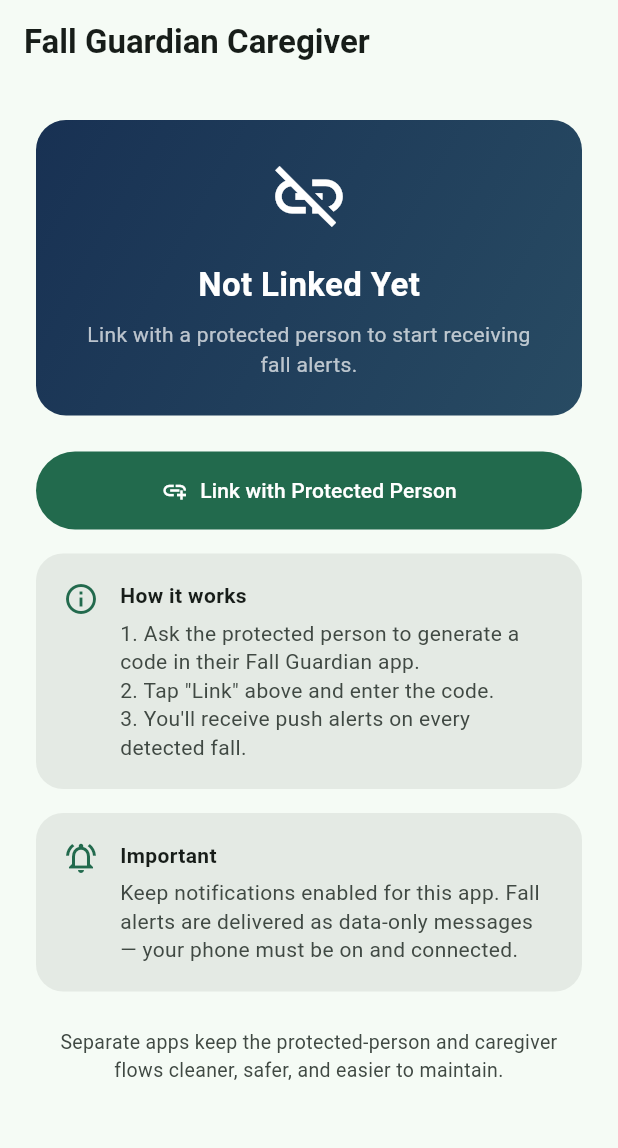
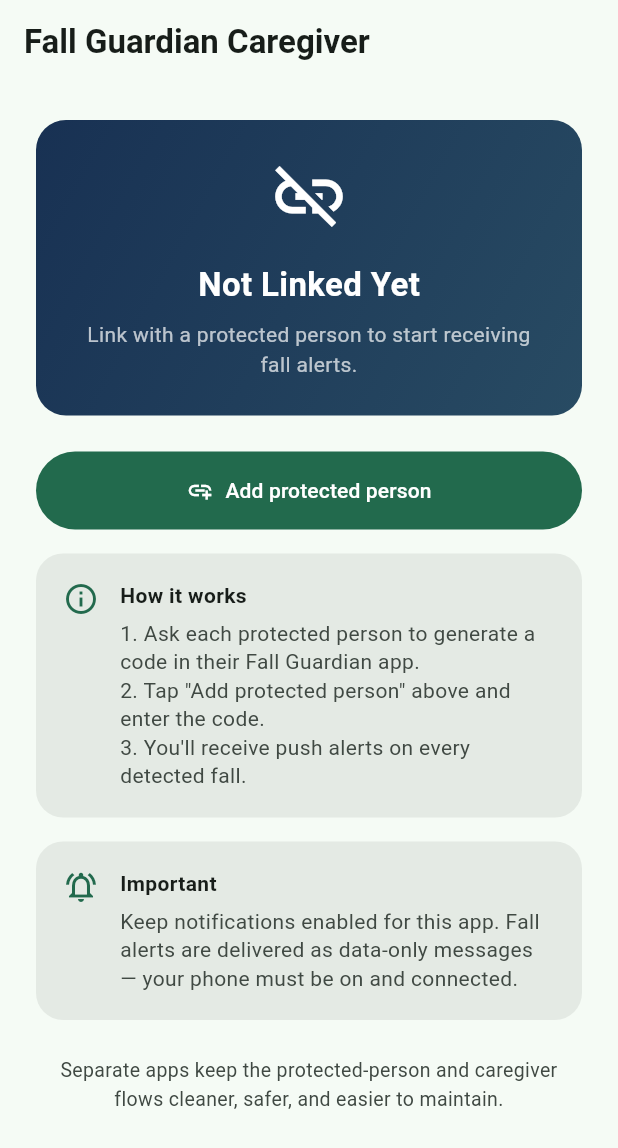
Before and after one commit to thlaure/Fall-Guardian, a Flutter app: the screen it shows after launch, on a phone screen of 412 x 824 dp. Shown: the top 1148 px of the screen. Run offline on Flutter 3.47's test engine with Material 3 defaults, Android fonts, the phone set to English and light mode, and no system bars; our stand-ins replace firebase_core, firebase_messaging, flutter_secure_storage, shared_preferences; accounts and stored records are empty.

Commit message:
Improve caregiver alert delivery (#14)
Co-authored-by: Thomas Laure <thomas.laure@enovacom.com>

```diff
--- a/lib/l10n/app_localizations.dart
+++ b/lib/l10n/app_localizations.dart
@@ -27,6 +27,7 @@ abstract class AppLocalizations {
   String get statusUnlinkedBody;
   String get linkedSnackbar;
   String get linkButton;
+  String get relinkButton;
   String get statusCardTitle;
   String get howItWorksTitle;
   String get statusCardBody;
--- a/lib/l10n/app_localizations_en.dart
+++ b/lib/l10n/app_localizations_en.dart
@@ -12,7 +12,7 @@ class AppLocalizationsEn extends AppLocalizations {
   String get statusUnlinkedTitle => 'Not Linked Yet';
   @override
   String get statusLinkedBody =>
-      'You will receive push alerts if a fall is detected on the protected person\'s device.';
+      'You will receive push alerts if a fall is detected on a linked protected person\'s device.';
   @override
   String get statusUnlinkedBody =>
       'Link with a protected person to start receiving fall alerts.';
@@ -20,7 +20,9 @@ class AppLocalizationsEn extends AppLocalizations {
   String get linkedSnackbar =>
       'Linked successfully! You will now receive fall alerts.';
   @override
-  String get linkButton => 'Link with Protected Person';
+  String get linkButton => 'Add protected person';
+  @override
+  String get relinkButton => 'Add another protected person';
   @override
   String get statusCardTitle => 'Status';
   @override
@@ -30,8 +32,8 @@ class AppLocalizationsEn extends AppLocalizations {
       'Push notifications are active. Keep this app installed.';
   @override
   String get howItWorksBody =>
-      '1. Ask the protected person to generate a code in their Fall Guardian app.\n'
-      '2. Tap "Link" above and enter the code.\n'
+      '1. Ask each protected person to generate a code in their Fall Guardian app.\n'
+      '2. Tap "Add protected person" above and enter the code.\n'
       '3. You\'ll receive push alerts on every detected fall.';
   @override
   String get importantTitle => 'Important';
@@ -58,12 +60,12 @@ class AppLocalizationsEn extends AppLocalizations {
 
   // ── Link ──────────────────────────────────────────────────────────────────
   @override
-  String get linkScreenTitle => 'Link with Protected Person';
+  String get linkScreenTitle => 'Add Protected Person';
   @override
   String get enterInviteCodeTitle => 'Enter Invite Code';
   @override
   String get inviteCodeInstructions =>
-      'Ask the protected person to generate a code in their Fall Guardian app.';
+      'Ask the protected person to generate a code in their Fall Guardian app. You can repeat this for multiple people.';
   @override
   String get codeFieldLabel => '32-character invite code';
   @override
@@ -75,5 +77,5 @@ class AppLocalizationsEn extends AppLocalizations {
   @override
   String get connectionError => 'Connection error. Check the backend.';
   @override
-  String get linkAsCaregiverButton => 'Link as Caregiver';
+  String get linkAsCaregiverButton => 'Add as Caregiver';
 }
--- a/lib/l10n/app_localizations_fr.dart
+++ b/lib/l10n/app_localizations_fr.dart
@@ -12,7 +12,7 @@ class AppLocalizationsFr extends AppLocalizations {
   String get statusUnlinkedTitle => 'Non lié';
   @override
   String get statusLinkedBody =>
-      'Vous recevrez des alertes si une chute est détectée sur l\'appareil de la personne protégée.';
+      'Vous recevrez des alertes si une chute est détectée sur l\'appareil d\'une personne protégée liée.';
   @override
   String get statusUnlinkedBody =>
       'Liez-vous à une personne protégée pour commencer à recevoir les alertes de chute.';
@@ -20,7 +20,9 @@ class AppLocalizationsFr extends AppLocalizations {
   String get linkedSnackbar =>
       'Lien établi ! Vous recevrez désormais les alertes de chute.';
   @override
-  String get linkButton => 'Se lier à une personne protégée';
+  String get linkButton => 'Ajouter une personne protégée';
+  @override
+  String get relinkButton => 'Ajouter une autre personne protégée';
   @override
   String get statusCardTitle => 'Statut';
   @override
@@ -30,8 +32,8 @@ class AppLocalizationsFr extends AppLocalizations {
       'Les notifications push sont actives. Gardez cette application installée.';
   @override
   String get howItWorksBody =>
-      '1. Demandez à la personne protégée de générer un code dans son application Fall Guardian.\n'
-      '2. Appuyez sur "Se lier" ci-dessus et entrez le code.\n'
+      '1. Demandez à chaque personne protégée de générer un code dans son application Fall Guardian.\n'
+      '2. Appuyez sur "Ajouter une personne protégée" ci-dessus et entrez le code.\n'
       '3. Vous recevrez des alertes push à chaque chute détectée.';
   @override
   String get importantTitle => 'Important';
@@ -57,12 +59,12 @@ class AppLocalizationsFr extends AppLocalizations {
 
   // ── Link ──────────────────────────────────────────────────────────────────
   @override
-  String get linkScreenTitle => 'Se lier à une personne protégée';
+  String get linkScreenTitle => 'Ajouter une personne protégée';
   @override
   String get enterInviteCodeTitle => 'Entrer le code d\'invitation';
   @override
   String get inviteCodeInstructions =>
-      'Demandez à la personne protégée de générer un code dans son application Fall Guardian.';
+      'Demandez à la personne protégée de générer un code dans son application Fall Guardian. Vous pouvez répéter cette opération pour plusieurs personnes.';
   @override
   String get codeFieldLabel => 'Code d\'invitation à 32 caractères';
   @override
@@ -75,5 +77,5 @@ class AppLocalizationsFr extends AppLocalizations {
   @override
   String get connectionError => 'Erreur de connexion. Vérifiez le backend.';
   @override
-  String get linkAsCaregiverButton => 'Se lier en tant qu\'aidant';
+  String get linkAsCaregiverButton => 'Ajouter en tant qu\'aidant';
 }
--- a/lib/screens/alert_history_screen.dart
+++ b/lib/screens/alert_history_screen.dart
@@ -230,7 +230,7 @@ class _AlertTile extends StatelessWidget {
     if (isCancelled) {
       statusColor = cs.onSurfaceVariant;
       statusIcon = Icons.cancel_outlined;
-      statusLabel = 'Cancelled';
+      statusLabel = 'Stopped by protected person';
     } else if (acknowledged) {
       statusColor = Colors.green;
       statusIcon = Icons.check_circle_outline;
--- a/lib/screens/home_screen.dart
+++ b/lib/screens/home_screen.dart
@@ -107,8 +107,21 @@ class _CaregiverHomeScreenState extends State<CaregiverHomeScreen> {
               ),
             ),
             const SizedBox(height: 24),
-            if (!_linked) ...[
-              FilledButton.icon(
+            _linked
+                ? OutlinedButton.icon(
+                    onPressed: () => Navigator.push(
+                      context,
+                      MaterialPageRoute<void>(
+                        builder: (_) => LinkScreen(onLinked: _onLinked),
+                      ),
+                    ),
+                    icon: const Icon(Icons.swap_horiz),
+                    label: Text(l10n.relinkButton),
+                    style: OutlinedButton.styleFrom(
+                      padding: const EdgeInsets.symmetric(vertical: 16),
+                    ),
+                  )
+                : FilledButton.icon(
                     onPressed: () => Navigator.push(
                       context,
                       MaterialPageRoute<void>(
@@ -122,7 +135,6 @@ class _CaregiverHomeScreenState extends State<CaregiverHomeScreen> {
                     ),
                   ),
             const SizedBox(height: 16),
-            ],
             _InfoCard(
               title: _linked ? l10n.statusCardTitle : l10n.howItWorksTitle,
               body: _linked ? l10n.statusCardBody : l10n.howItWorksBody,
```
Also changed, not shown: lib/main.dart (+59 -24 lines), lib/services/caregiver_backend_service.dart (+32 -0 lines), lib/services/push_notification_service.dart (+32 -6 lines), 2 other files. Lines whose indentation alone changed are shown as unchanged.
